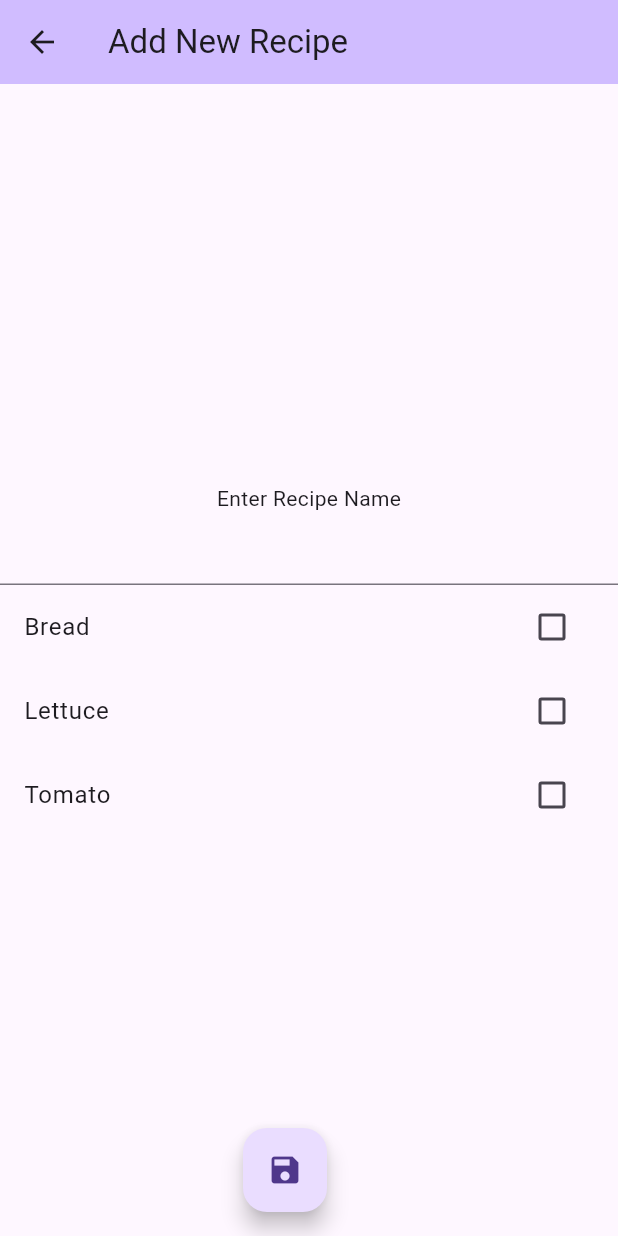
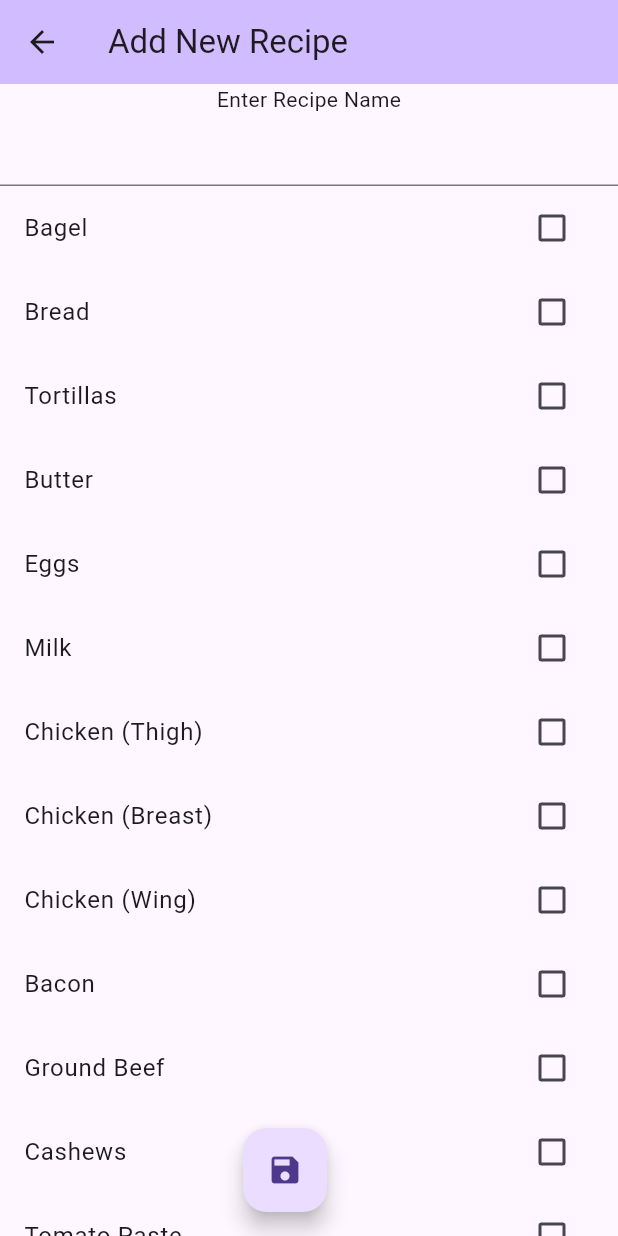
Before and after one commit to joelenehales/meal-plan-app, a Flutter app: the NewRecipePage screen opened directly, on a phone screen of 412 x 824 dp. Run offline on Flutter 3.47's test engine with Material 3 defaults, Android fonts, the phone set to English and light mode, and no system bars; our stand-ins replace font_awesome_flutter, sqflite; accounts and stored records are empty.

Commit message:
Initialize database with more ingredients

```diff
--- a/meal_plan_app/lib/database_helper.dart
+++ b/meal_plan_app/lib/database_helper.dart
@@ -54,10 +54,42 @@ class DatabaseHelper {
       );
     ''');
 
+    _initializeIngredients(db);
+  }
+
+  // Initialize database with a lsit of ingredients
+  void _initializeIngredients(Database db) async {
+    int id = 0;
     List<Ingredient> defaultIngredients = [
-      Ingredient(id: 0, name: 'Tomato', type: IngredientType.produce),
-      Ingredient(id: 1, name: 'Lettuce', type: IngredientType.produce),
-      Ingredient(id: 2, name: 'Bread', type: IngredientType.bakery)
+      // Produce
+      Ingredient(id: id++, name: 'Avocado', type: IngredientType.produce),
+      Ingredient(id: id++, name: 'Lettuce', type: IngredientType.produce),
+      Ingredient(id: id++, name: 'Onion', type: IngredientType.produce),
+      Ingredient(id: id++, name: 'Bell Pepper', type: IngredientType.produce),
+      Ingredient(
+          id: id++, name: 'Tomato (Hierloom)', type: IngredientType.produce),
+      Ingredient(
+          id: id++, name: 'Tomato (Cherry)', type: IngredientType.produce),
+      // Dairy
+      Ingredient(id: id++, name: 'Butter', type: IngredientType.dairy),
+      Ingredient(id: id++, name: 'Eggs', type: IngredientType.dairy),
+      Ingredient(id: id++, name: 'Milk', type: IngredientType.dairy),
+      // Meat
+      Ingredient(id: id++, name: 'Chicken (Thigh)', type: IngredientType.meat),
+      Ingredient(id: id++, name: 'Chicken (Breast)', type: IngredientType.meat),
+      Ingredient(id: id++, name: 'Chicken (Wing)', type: IngredientType.meat),
+      Ingredient(id: id++, name: 'Bacon', type: IngredientType.meat),
+      Ingredient(id: id++, name: 'Ground Beef', type: IngredientType.meat),
+      // Seafood
+
+      // Bakery
+      Ingredient(id: id++, name: 'Bagel', type: IngredientType.bakery),
+      Ingredient(id: id++, name: 'Bread', type: IngredientType.bakery),
+      Ingredient(id: id++, name: 'Tortillas', type: IngredientType.bakery),
+      // Pantry
+      Ingredient(id: id++, name: 'Cashews', type: IngredientType.pantry),
+      Ingredient(id: id++, name: 'Tomato Paste', type: IngredientType.pantry),
+      // Frozen
     ];
 
     for (var ingredient in defaultIngredients) {
@@ -93,7 +125,7 @@ class DatabaseHelper {
 
   Future<List<Ingredient>> getIngredients() async {
     Database db = await instance.database;
-    var ingredientsQuery = await db.query('ingredients', orderBy: 'name');
+    var ingredientsQuery = await db.query('ingredients', orderBy: 'type, name');
     List<Ingredient> ingredients = ingredientsQuery.isNotEmpty
         ? ingredientsQuery.map((c) => Ingredient.fromMap(c)).toList()
         : [];
```
